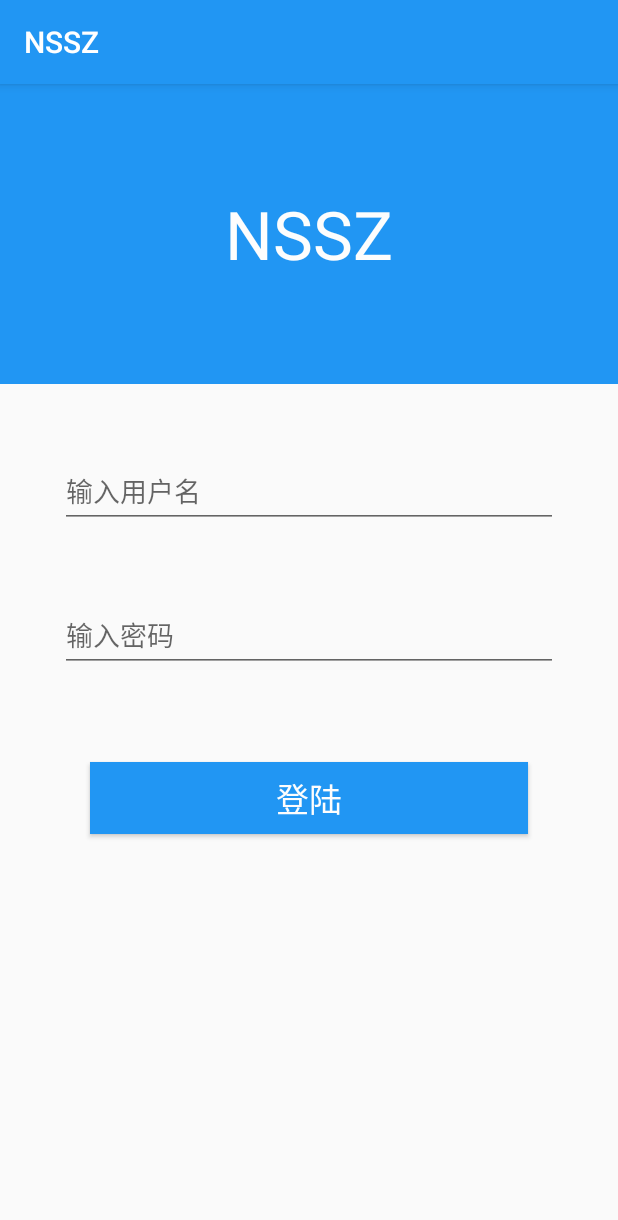
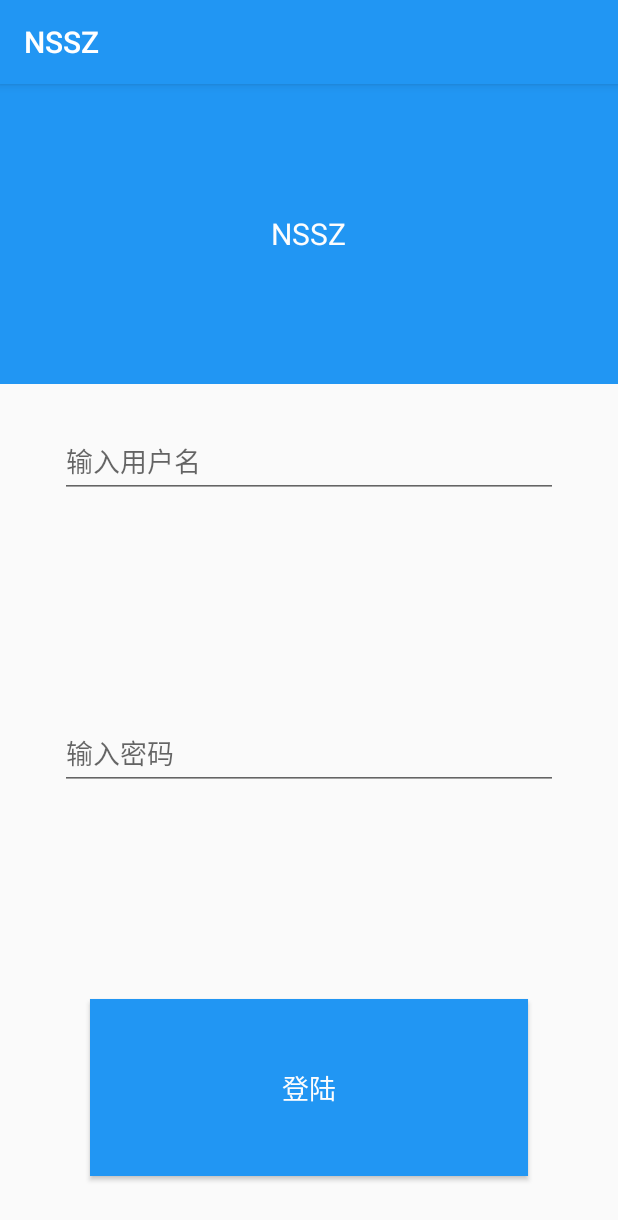
Before and after one commit to Levent-J/NSSZ, an Android app: the LoginActivity screen opened directly, with no data from a screen before it, on a phone screen of 412 x 824 dp. Shown: the top 1220 px of the screen. Run offline under Robolectric (Android 15) with nearby library versions, the phone set to English and light mode, and no system bars; our stand-ins replace ButterKnife.

Commit message:
修复了界面bug

```diff
--- a/app/src/main/java/com/levent_j/nssz/activity/MainActivity.java
+++ b/app/src/main/java/com/levent_j/nssz/activity/MainActivity.java
@@ -43,7 +43,7 @@ public class MainActivity extends BaseActivity
         fragmentManager = getSupportFragmentManager();
         fragmentManager.beginTransaction().replace(R.id.fl_container, DeviceFragment.newInstance()).commit();
         current = R.id.nav_main;
-        setTitle("设备列表");
+        setTitle("资产列表");
         navigationView.setCheckedItem(R.id.nav_main);
 
         setSupportActionBar(toolbar);
@@ -101,14 +101,14 @@ public class MainActivity extends BaseActivity
         BaseFragment fragment = null;
         switch (select){
             case R.id.nav_main:
-                setTitle("设备列表");
+                setTitle("资产列表");
                 if (fragments[0]==null){
                     fragments[0] = DeviceFragment.newInstance();
                 }
                 fragment = fragments[0];
                 break;
             case R.id.nav_about:
-                setTitle("关于");
+                setTitle("关于我们");
                 if (fragments[1]==null){
                     fragments[1] = AboutFragment.newInstance();
                 }
--- a/app/src/main/java/com/levent_j/nssz/adapter/DeviceAdapter.java
+++ b/app/src/main/java/com/levent_j/nssz/adapter/DeviceAdapter.java
@@ -40,9 +40,9 @@ public class DeviceAdapter extends RecyclerView.Adapter<DeviceAdapter.mViewHolde
     @Override
     public void onBindViewHolder(mViewHolder holder, int position) {
         Device device = deviceList.get(position);
-        holder.Dname.setText("标签卡："+device.getDeviceNumber()+"号");
-        holder.Dt.setText("温度:"+device.getTemperature()+"."+device.getTemperatureDecimal()+"℃");
-        holder.Dw.setText("湿度:"+device.getHumidity()+"%");
+        holder.Dname.setText("标签卡编号："+device.getDeviceNumber()+"号");
+        holder.Dt.setText("当前温度:"+device.getTemperature()+"."+device.getTemperatureDecimal()+"℃");
+        holder.Dw.setText("当前湿度:"+device.getHumidity()+"%");
     }
 
     @Override
--- a/app/src/main/java/com/levent_j/nssz/fragment/DeviceFragment.java
+++ b/app/src/main/java/com/levent_j/nssz/fragment/DeviceFragment.java
@@ -16,6 +16,7 @@ import android.util.Log;
 import android.view.View;
 
 import com.levent_j.nssz.R;
+import com.levent_j.nssz.activity.MainActivity;
 import com.levent_j.nssz.adapter.DeviceAdapter;
 import com.levent_j.nssz.base.BaseFragment;
 import com.levent_j.nssz.entry.Device;
@@ -103,7 +104,7 @@ public class DeviceFragment extends BaseFragment{
         initCheckTask();
 
         //TODO:暂时以假数据测试，之后要去掉注释的
-//        ConnectDevice(MainActivity.mAddress);
+        ConnectDevice(MainActivity.mDeviceMacAddress);
 
         //TODO:测试用填充假数据
         loadFakeData();
--- a/app/src/main/res/drawable/side_nav_bar.xml
+++ b/app/src/main/res/drawable/side_nav_bar.xml
@@ -1,8 +1,8 @@
 <shape xmlns:android="http://schemas.android.com/apk/res/android"
     android:shape="rectangle" >
     <gradient
-        android:startColor="@color/colorPrimatyLight"
-        android:centerColor="@color/colorPrimary"
+        android:startColor="@color/colorPrimaryDark"
+        android:centerColor="@color/colorPrimaryDark"
         android:endColor="@color/colorPrimaryDark"
         android:type="linear"
         android:angle="135"/>
--- a/app/src/main/res/layout/activity_login.xml
+++ b/app/src/main/res/layout/activity_login.xml
@@ -14,13 +14,18 @@
             android:layout_width="wrap_content"
             android:layout_height="wrap_content"
             android:text="NSSZ"
-            android:textSize="20pt"
+            android:textSize="20sp"
             android:textColor="@color/colorWhite"/>
     </LinearLayout>
+    <LinearLayout
+        android:paddingTop="20dp"
+        android:layout_width="match_parent"
+        android:layout_height="match_parent"
+        android:orientation="vertical">
         <android.support.design.widget.TextInputLayout
+            android:layout_weight="1"
             android:layout_marginLeft="40dp"
             android:layout_marginRight="40dp"
-        android:layout_marginTop="40dp"
             android:layout_width="match_parent"
             android:layout_height="wrap_content"
             android:id="@+id/til_username">
@@ -32,7 +37,7 @@
                 android:layout_height="wrap_content" />
         </android.support.design.widget.TextInputLayout>
         <android.support.design.widget.TextInputLayout
-        android:layout_marginTop="40dp"
+            android:layout_weight="1"
             android:layout_marginLeft="40dp"
             android:layout_marginRight="40dp"
             android:layout_width="match_parent"
@@ -47,14 +52,17 @@
                 android:layout_height="wrap_content" />
         </android.support.design.widget.TextInputLayout>
         <Button
-        android:layout_marginTop="60dp"
+            android:layout_weight="0.5"
             android:textColor="@color/colorWhite"
-        android:textSize="10pt"
+            android:textSize="18sp"
             android:background="@color/colorPrimary"
             android:layout_marginLeft="60dp"
             android:layout_marginRight="60dp"
+            android:layout_marginBottom="40dp"
             android:layout_width="match_parent"
             android:layout_height="wrap_content"
             android:id="@+id/btn_login"
             android:text="登陆"/>
     </LinearLayout>
+
+</LinearLayout>
--- a/app/src/main/res/layout/fragment_about.xml
+++ b/app/src/main/res/layout/fragment_about.xml
@@ -12,17 +12,15 @@
             android:layout_height="wrap_content"
             android:text="NSSZ"
             android:textColor="@color/colorWhite"
-            android:textSize="20pt"/>
+            android:textSize="20sp"/>
     </LinearLayout>
     <ScrollView
-        android:layout_marginBottom="20dp"
-        android:layout_marginTop="20dp"
         android:layout_marginLeft="10dp"
         android:layout_marginRight="10dp"
         android:layout_width="match_parent"
         android:layout_height="match_parent">
         <TextView
-            android:textSize="8pt"
+            android:textSize="18sp"
             android:singleLine="false"
             android:scrollbars="vertical"
             android:layout_width="match_parent"
--- a/app/src/main/res/layout/fragment_device.xml
+++ b/app/src/main/res/layout/fragment_device.xml
@@ -3,6 +3,8 @@
     android:orientation="vertical" android:layout_width="match_parent"
     android:layout_height="match_parent">
     <android.support.v7.widget.RecyclerView
+        android:layout_marginLeft="20dp"
+        android:layout_marginRight="20dp"
         android:layout_width="match_parent"
         android:layout_height="match_parent"
         android:id="@+id/rv_devices"
```
Also changed, not shown: app/src/main/AndroidManifest.xml (+20 -15 lines), app/src/main/java/com/levent_j/nssz/activity/LoginActivity.java (+12 -12 lines), app/src/main/java/com/levent_j/nssz/activity/PairActivity.java (+34 -0 lines), app/src/main/res/layout/content_main.xml (+3 -5 lines), app/src/main/res/menu/activity_main_drawer.xml (+4 -4 lines), app/src/main/res/drawable/ic_nav_about.png (added), app/src/main/res/drawable/ic_nav_devices.png (added), 1 other file. Lines whose indentation alone changed are shown as unchanged.
